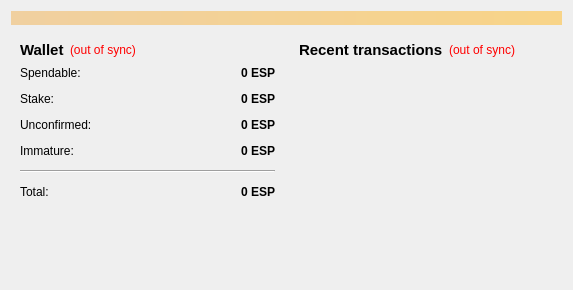
Before: the Qt Designer form src/qt/forms/overviewpage.ui in CryptoCoderz/Espers, drawn with Qt 5.
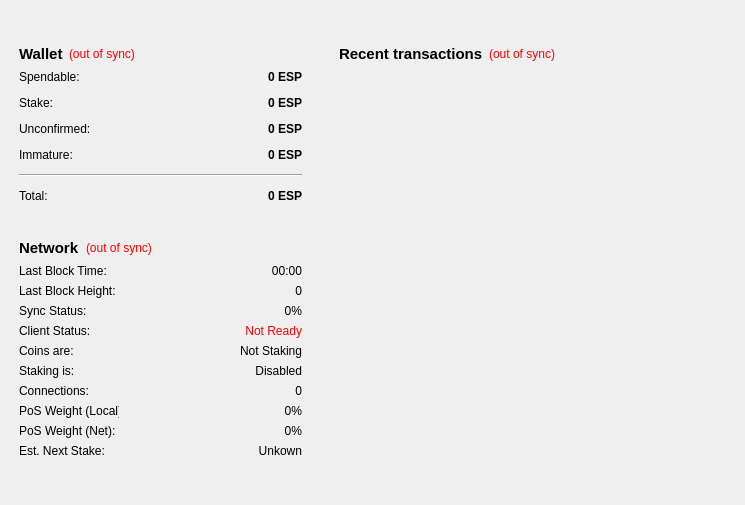
After: the same form once the commit is applied.

What changed in the file:
```diff
--- a/src/qt/forms/overviewpage.ui
+++ b/src/qt/forms/overviewpage.ui
@@ -6,34 +6,106 @@
    <rect>
     <x>0</x>
     <y>0</y>
-    <width>573</width>
-    <height>290</height>
+    <width>745</width>
+    <height>505</height>
    </rect>
   </property>
   <property name="windowTitle">
    <string>Form</string>
   </property>
-  <layout class="QVBoxLayout" name="topLayout">
+  <widget class="QWidget" name="layoutWidget">
+   <property name="geometry">
+    <rect>
+     <x>330</x>
+     <y>35</y>
+     <width>401</width>
+     <height>461</height>
+    </rect>
+   </property>
+   <layout class="QVBoxLayout" name="verticalLayout_3">
    <item>
-    <widget class="QLabel" name="labelAlerts">
-     <property name="visible">
-      <bool>false</bool>
-     </property>
+     <widget class="QWidget" name="widget_2" native="true">
+      <layout class="QVBoxLayout" name="verticalLayout">
+       <item>
+        <layout class="QHBoxLayout" name="horizontalLayout_2">
+         <item>
+          <widget class="QLabel" name="label_4">
+           <property name="font">
+            <font>
+             <pointsize>11</pointsize>
+             <weight>75</weight>
+             <bold>true</bold>
+            </font>
+           </property>
+           <property name="text">
+            <string>&lt;b&gt;Recent transactions&lt;/b&gt;</string>
+           </property>
+          </widget>
+         </item>
+         <item>
+          <widget class="QLabel" name="labelTransactionsStatus">
+           <property name="toolTip">
+            <string>The displayed information may be out of date. Your wallet automatically synchronizes with the Espers network after a connection is established, but this process has not completed yet.</string>
+           </property>
      <property name="styleSheet">
-      <string notr="true">background-color: qlineargradient(x1: 0, y1: 0, x2: 1, y2: 0, stop:0 #F0D0A0, stop:1 #F8D488);  color:#000000
-</string>
-     </property>
-     <property name="wordWrap">
-      <bool>true</bool>
-     </property>
-     <property name="margin">
-      <number>3</number>
+            <string notr="true">QLabel { color: red; }</string>
+           </property>
+           <property name="text">
+            <string notr="true">(out of sync)</string>
+           </property>
+           <property name="alignment">
+            <set>Qt::AlignRight|Qt::AlignTrailing|Qt::AlignVCenter</set>
      </property>
     </widget>
    </item>
    <item>
-    <layout class="QHBoxLayout" name="horizontalLayout" stretch="1,1">
+          <spacer name="horizontalSpacer">
+           <property name="orientation">
+            <enum>Qt::Horizontal</enum>
+           </property>
+           <property name="sizeHint" stdset="0">
+            <size>
+             <width>40</width>
+             <height>20</height>
+            </size>
+           </property>
+          </spacer>
+         </item>
+        </layout>
+       </item>
      <item>
+        <widget class="QListView" name="listTransactions">
+         <property name="styleSheet">
+          <string notr="true">QListView { background: transparent; }</string>
+         </property>
+         <property name="frameShape">
+          <enum>QFrame::NoFrame</enum>
+         </property>
+         <property name="verticalScrollBarPolicy">
+          <enum>Qt::ScrollBarAlwaysOff</enum>
+         </property>
+         <property name="horizontalScrollBarPolicy">
+          <enum>Qt::ScrollBarAlwaysOff</enum>
+         </property>
+         <property name="selectionMode">
+          <enum>QAbstractItemView::NoSelection</enum>
+         </property>
+        </widget>
+       </item>
+      </layout>
+     </widget>
+    </item>
+   </layout>
+  </widget>
+  <widget class="QWidget" name="layoutWidget">
+   <property name="geometry">
+    <rect>
+     <x>10</x>
+     <y>35</y>
+     <width>301</width>
+     <height>461</height>
+    </rect>
+   </property>
       <layout class="QVBoxLayout" name="verticalLayout_2">
        <item>
         <widget class="QWidget" name="widget" native="true">
@@ -262,8 +334,345 @@
             </item>
            </layout>
           </item>
-         </layout>
-        </widget>
+       <item>
+        <spacer name="verticalSpacer_2">
+         <property name="orientation">
+          <enum>Qt::Vertical</enum>
+         </property>
+         <property name="sizeHint" stdset="0">
+          <size>
+           <width>20</width>
+           <height>40</height>
+          </size>
+         </property>
+        </spacer>
+       </item>
+       <item>
+        <layout class="QHBoxLayout" name="horizontalLayout_7">
+         <item>
+          <widget class="QLabel" name="label_11">
+           <property name="font">
+            <font>
+             <pointsize>11</pointsize>
+             <weight>75</weight>
+             <bold>true</bold>
+            </font>
+           </property>
+           <property name="text">
+            <string>Network</string>
+           </property>
+          </widget>
+         </item>
+         <item>
+          <widget class="QLabel" name="labelNetStatus">
+           <property name="toolTip">
+            <string>The displayed information may be out of date. Your wallet automatically synchronizes with the Espers network after a connection is established, but this process has not completed yet.</string>
+           </property>
+           <property name="styleSheet">
+            <string notr="true">QLabel { color: red; }</string>
+           </property>
+           <property name="text">
+            <string notr="true">(out of sync)</string>
+           </property>
+           <property name="alignment">
+            <set>Qt::AlignLeading|Qt::AlignLeft|Qt::AlignVCenter</set>
+           </property>
+          </widget>
+         </item>
+         <item>
+          <spacer name="horizontalSpacer_5">
+           <property name="orientation">
+            <enum>Qt::Horizontal</enum>
+           </property>
+           <property name="sizeHint" stdset="0">
+            <size>
+             <width>40</width>
+             <height>20</height>
+            </size>
+           </property>
+          </spacer>
+         </item>
+        </layout>
+       </item>
+       <item>
+        <layout class="QVBoxLayout" name="verticalLayout_7">
+         <item>
+          <layout class="QHBoxLayout" name="horizontalLayout_20">
+           <item>
+            <widget class="QLabel" name="label_13">
+             <property name="maximumSize">
+              <size>
+               <width>100</width>
+               <height>16777215</height>
+              </size>
+             </property>
+             <property name="text">
+              <string>Last Block Time:</string>
+             </property>
+            </widget>
+           </item>
+           <item>
+            <widget class="QLabel" name="lbTime">
+             <property name="text">
+              <string>00:00</string>
+             </property>
+             <property name="alignment">
+              <set>Qt::AlignRight|Qt::AlignTrailing|Qt::AlignVCenter</set>
+             </property>
+            </widget>
+           </item>
+          </layout>
+         </item>
+         <item>
+          <layout class="QHBoxLayout" name="horizontalLayout_21">
+           <item>
+            <widget class="QLabel" name="label_15">
+             <property name="maximumSize">
+              <size>
+               <width>100</width>
+               <height>16777215</height>
+              </size>
+             </property>
+             <property name="text">
+              <string>Last Block Height:</string>
+             </property>
+            </widget>
+           </item>
+           <item>
+            <widget class="QLabel" name="lbHeight">
+             <property name="text">
+              <string>0</string>
+             </property>
+             <property name="alignment">
+              <set>Qt::AlignRight|Qt::AlignTrailing|Qt::AlignVCenter</set>
+             </property>
+            </widget>
+           </item>
+          </layout>
+         </item>
+         <item>
+          <layout class="QHBoxLayout" name="horizontalLayout_22">
+           <item>
+            <widget class="QLabel" name="label_16">
+             <property name="maximumSize">
+              <size>
+               <width>100</width>
+               <height>16777215</height>
+              </size>
+             </property>
+             <property name="text">
+              <string>Sync Status:</string>
+             </property>
+            </widget>
+           </item>
+           <item>
+            <widget class="QLabel" name="sncStatus">
+             <property name="text">
+              <string>0%</string>
+             </property>
+             <property name="alignment">
+              <set>Qt::AlignRight|Qt::AlignTrailing|Qt::AlignVCenter</set>
+             </property>
+            </widget>
+           </item>
+          </layout>
+         </item>
+         <item>
+          <layout class="QHBoxLayout" name="horizontalLayout_24">
+           <item>
+            <widget class="QLabel" name="label_18">
+             <property name="maximumSize">
+              <size>
+               <width>100</width>
+               <height>16777215</height>
+              </size>
+             </property>
+             <property name="text">
+              <string>Client Status:</string>
+             </property>
+            </widget>
+           </item>
+           <item>
+            <widget class="QLabel" name="clStat">
+             <property name="styleSheet">
+              <string notr="true">QLabel { color: red; }</string>
+             </property>
+             <property name="text">
+              <string>Not Ready</string>
+             </property>
+             <property name="alignment">
+              <set>Qt::AlignRight|Qt::AlignTrailing|Qt::AlignVCenter</set>
+             </property>
+            </widget>
+           </item>
+          </layout>
+         </item>
+         <item>
+          <layout class="QHBoxLayout" name="horizontalLayout_25">
+           <item>
+            <widget class="QLabel" name="label_19">
+             <property name="maximumSize">
+              <size>
+               <width>100</width>
+               <height>16777215</height>
+              </size>
+             </property>
+             <property name="text">
+              <string>Coins are:</string>
+             </property>
+            </widget>
+           </item>
+           <item>
+            <widget class="QLabel" name="stkstat">
+             <property name="text">
+              <string>Not Staking</string>
+             </property>
+             <property name="alignment">
+              <set>Qt::AlignRight|Qt::AlignTrailing|Qt::AlignVCenter</set>
+             </property>
+            </widget>
+           </item>
+          </layout>
+         </item>
+         <item>
+          <layout class="QHBoxLayout" name="horizontalLayout_17">
+           <item>
+            <widget class="QLabel" name="label_23">
+             <property name="maximumSize">
+              <size>
+               <width>100</width>
+               <height>16777215</height>
+              </size>
+             </property>
+             <property name="text">
+              <string>Staking is:</string>
+             </property>
+            </widget>
+           </item>
+           <item>
+            <widget class="QLabel" name="stken">
+             <property name="text">
+              <string>Disabled</string>
+             </property>
+             <property name="alignment">
+              <set>Qt::AlignRight|Qt::AlignTrailing|Qt::AlignVCenter</set>
+             </property>
+            </widget>
+           </item>
+          </layout>
+         </item>
+         <item>
+          <layout class="QHBoxLayout" name="horizontalLayout_23">
+           <item>
+            <widget class="QLabel" name="label_17">
+             <property name="maximumSize">
+              <size>
+               <width>100</width>
+               <height>16777215</height>
+              </size>
+             </property>
+             <property name="text">
+              <string>Connections:</string>
+             </property>
+            </widget>
+           </item>
+           <item>
+            <widget class="QLabel" name="lbcon">
+             <property name="text">
+              <string>0</string>
+             </property>
+             <property name="alignment">
+              <set>Qt::AlignRight|Qt::AlignTrailing|Qt::AlignVCenter</set>
+             </property>
+            </widget>
+           </item>
+          </layout>
+         </item>
+         <item>
+          <layout class="QHBoxLayout" name="horizontalLayout_26">
+           <item>
+            <widget class="QLabel" name="label_20">
+             <property name="maximumSize">
+              <size>
+               <width>100</width>
+               <height>16777215</height>
+              </size>
+             </property>
+             <property name="text">
+              <string>PoS Weight (Local):</string>
+             </property>
+            </widget>
+           </item>
+           <item>
+            <widget class="QLabel" name="urweight_2">
+             <property name="text">
+              <string>0%</string>
+             </property>
+             <property name="alignment">
+              <set>Qt::AlignRight|Qt::AlignTrailing|Qt::AlignVCenter</set>
+             </property>
+            </widget>
+           </item>
+          </layout>
+         </item>
+         <item>
+          <layout class="QHBoxLayout" name="horizontalLayout_27">
+           <item>
+            <widget class="QLabel" name="label_21">
+             <property name="maximumSize">
+              <size>
+               <width>100</width>
+               <height>16777215</height>
+              </size>
+             </property>
+             <property name="text">
+              <string>PoS Weight (Net):</string>
+             </property>
+            </widget>
+           </item>
+           <item>
+            <widget class="QLabel" name="netweight_2">
+             <property name="text">
+              <string>0%</string>
+             </property>
+             <property name="alignment">
+              <set>Qt::AlignRight|Qt::AlignTrailing|Qt::AlignVCenter</set>
+             </property>
+            </widget>
+           </item>
+          </layout>
+         </item>
+         <item>
+          <layout class="QHBoxLayout" name="horizontalLayout_8">
+           <item>
+            <widget class="QLabel" name="label_24">
+             <property name="maximumSize">
+              <size>
+               <width>100</width>
+               <height>16777215</height>
+              </size>
+             </property>
+             <property name="text">
+              <string>Est. Next Stake:</string>
+             </property>
+            </widget>
+           </item>
+           <item>
+            <widget class="QLabel" name="estnxt">
+             <property name="text">
+              <string>Unkown</string>
+             </property>
+             <property name="alignment">
+              <set>Qt::AlignRight|Qt::AlignTrailing|Qt::AlignVCenter</set>
+             </property>
+            </widget>
+           </item>
+          </layout>
+         </item>
+         <item>
+          <layout class="QVBoxLayout" name="verticalLayout_8"/>
+         </item>
+        </layout>
        </item>
        <item>
         <spacer name="verticalSpacer">
@@ -279,86 +688,10 @@
         </spacer>
        </item>
       </layout>
-     </item>
-     <item>
-      <layout class="QVBoxLayout" name="verticalLayout_3">
-       <item>
-        <widget class="QWidget" name="widget_2" native="true">
-         <layout class="QVBoxLayout" name="verticalLayout">
-          <item>
-           <layout class="QHBoxLayout" name="horizontalLayout_2">
-            <item>
-             <widget class="QLabel" name="label_4">
-              <property name="font">
-               <font>
-                <pointsize>11</pointsize>
-                <weight>75</weight>
-                <bold>true</bold>
-               </font>
-              </property>
-              <property name="text">
-               <string>&lt;b&gt;Recent transactions&lt;/b&gt;</string>
-              </property>
-             </widget>
-            </item>
-            <item>
-             <widget class="QLabel" name="labelTransactionsStatus">
-              <property name="toolTip">
-               <string>The displayed information may be out of date. Your wallet automatically synchronizes with the Espers network after a connection is established, but this process has not completed yet.</string>
-              </property>
-              <property name="styleSheet">
-               <string notr="true">QLabel { color: red; }</string>
-              </property>
-              <property name="text">
-               <string notr="true">(out of sync)</string>
-              </property>
-              <property name="alignment">
-               <set>Qt::AlignRight|Qt::AlignTrailing|Qt::AlignVCenter</set>
-              </property>
-             </widget>
-            </item>
-            <item>
-             <spacer name="horizontalSpacer">
-              <property name="orientation">
-               <enum>Qt::Horizontal</enum>
-              </property>
-              <property name="sizeHint" stdset="0">
-               <size>
-                <width>40</width>
-                <height>20</height>
-               </size>
-              </property>
-             </spacer>
-            </item>
-           </layout>
-          </item>
-          <item>
-           <widget class="QListView" name="listTransactions">
-            <property name="styleSheet">
-             <string notr="true">QListView { background: transparent; }</string>
-            </property>
-            <property name="frameShape">
-             <enum>QFrame::NoFrame</enum>
-            </property>
-            <property name="verticalScrollBarPolicy">
-             <enum>Qt::ScrollBarAlwaysOff</enum>
-            </property>
-            <property name="horizontalScrollBarPolicy">
-             <enum>Qt::ScrollBarAlwaysOff</enum>
-            </property>
-            <property name="selectionMode">
-             <enum>QAbstractItemView::NoSelection</enum>
-            </property>
-           </widget>
-          </item>
-         </layout>
-        </widget>
-       </item>
-      </layout>
-     </item>
-    </layout>
-   </item>
-  </layout>
+     </widget>
+    </item>
+   </layout>
+  </widget>
  </widget>
  <resources/>
  <connections/>
```
Left out of the diff: 2 changed lines with no effect on the pictures. Lines whose indentation alone changed are shown as unchanged.
